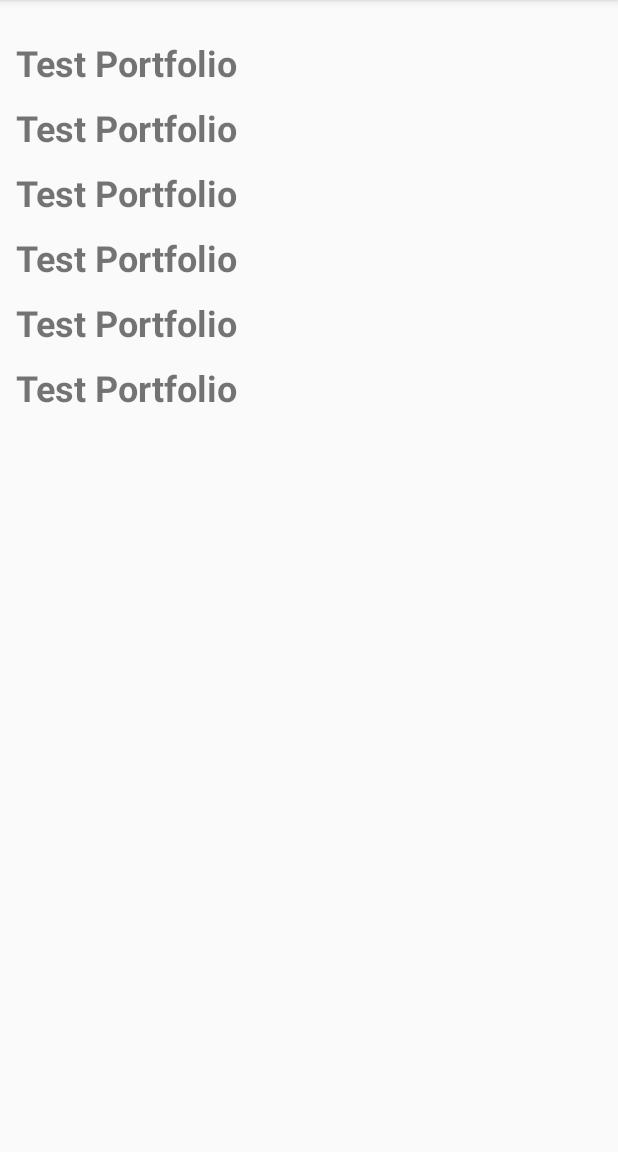
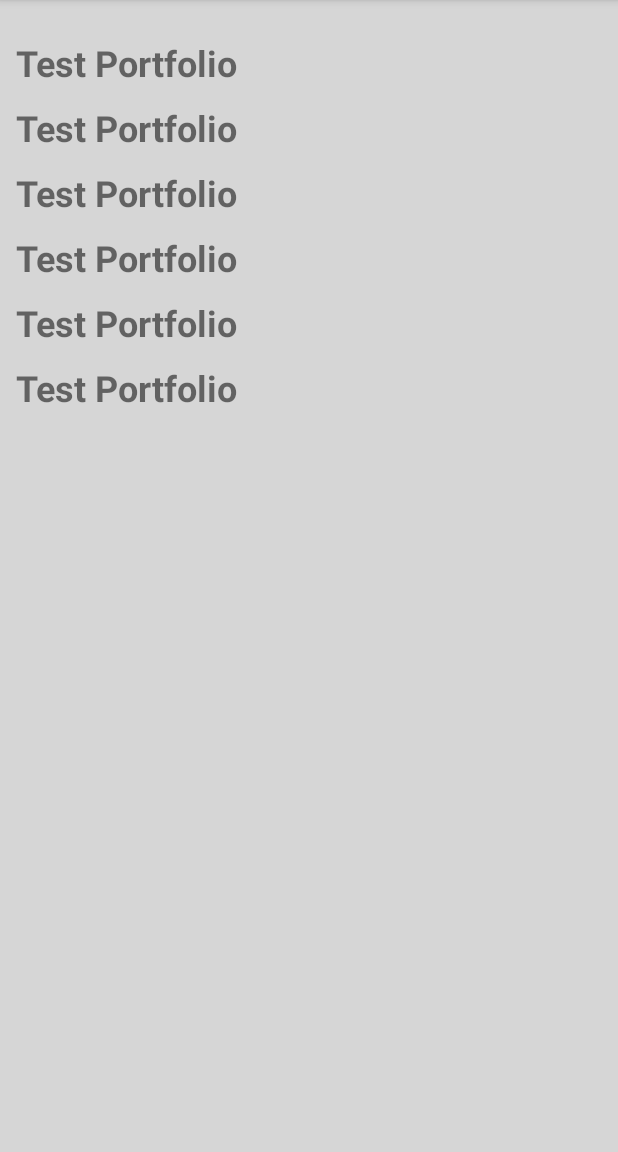
Before and after one commit to benhasselgren/portfolio-balancer, an Android app: the screen it shows after launch (MainActivity), on a phone screen of 412 x 824 dp, the part 84-1236 px from its top. Run offline under Robolectric (Android 15) with nearby library versions, the phone set to English and light mode, and no system bars.

Commit message:
Changed colour to portfolio list(recycler view)

```diff
--- a/app/src/main/res/layout/activity_main.xml
+++ b/app/src/main/res/layout/activity_main.xml
@@ -4,6 +4,7 @@
     xmlns:tools="http://schemas.android.com/tools"
     android:layout_width="match_parent"
     android:layout_height="match_parent"
+    android:background="#D6D6D6"
     android:orientation="vertical"
     tools:context=".MainActivity">
 
```
